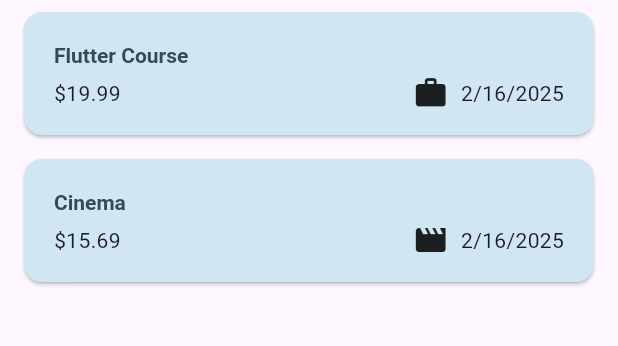
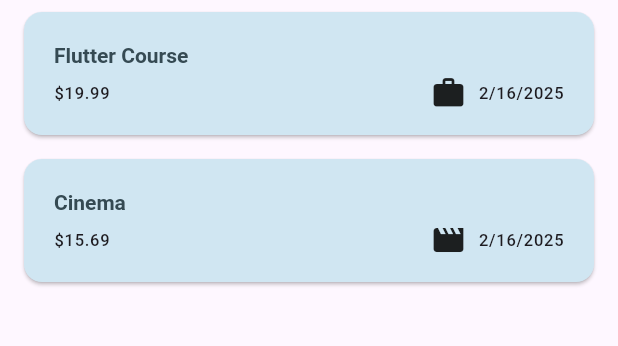
Before and after one commit to owenn2106/flutter-expense-tracker, a Flutter app: the screen it shows after launch, on a phone screen of 412 x 824 dp, the part 114-460 px from its top. Run offline on Flutter 3.47's test engine with Material 3 defaults, Android fonts, the phone set to English and light mode, and no system bars.

Commit message:
Implement dark mode

```diff
--- a/lib/main.dart
+++ b/lib/main.dart
@@ -6,7 +6,14 @@ void main() {
   runApp(const MyApp());
 }
 
-var kColorScheme = ColorScheme.fromSeed(seedColor: Colors.blueGrey);
+var kColorScheme = ColorScheme.fromSeed(
+  seedColor: Colors.blueGrey,
+);
+
+var kDarkColorScheme = ColorScheme.fromSeed(
+  brightness: Brightness.dark,
+  seedColor: const Color.fromARGB(255, 5, 99, 125),
+);
 
 class MyApp extends StatelessWidget {
   const MyApp({super.key});
@@ -15,6 +22,37 @@ class MyApp extends StatelessWidget {
   @override
   Widget build(BuildContext context) {
     return MaterialApp(
+      darkTheme: ThemeData.dark().copyWith(
+        colorScheme: kDarkColorScheme,
+        appBarTheme: const AppBarTheme().copyWith(
+          backgroundColor: kDarkColorScheme.onPrimaryContainer,
+          foregroundColor: kDarkColorScheme.primaryContainer,
+        ),
+        cardTheme: const CardTheme().copyWith(
+          color: kDarkColorScheme.secondaryContainer,
+          margin: const EdgeInsets.symmetric(
+            horizontal: 16,
+            vertical: 8,
+          ),
+        ),
+        elevatedButtonTheme: ElevatedButtonThemeData(
+          style: ElevatedButton.styleFrom(
+            backgroundColor: kDarkColorScheme.primaryContainer,
+            foregroundColor: kDarkColorScheme.onPrimaryContainer,
+          ),
+        ),
+        textTheme: ThemeData().textTheme.copyWith(
+              titleLarge: TextStyle(
+                fontWeight: FontWeight.bold,
+                color: kDarkColorScheme.onSecondaryContainer,
+                fontSize: 14,
+              ),
+              labelSmall: TextStyle(
+                color: kDarkColorScheme.onSecondaryContainer,
+                fontSize: 12,
+              ),
+            ),
+      ),
       theme: ThemeData().copyWith(
         colorScheme: kColorScheme,
         appBarTheme: const AppBarTheme().copyWith(
--- a/lib/widgets/expense_item.dart
+++ b/lib/widgets/expense_item.dart
@@ -27,6 +27,7 @@ class ExpenseItem extends StatelessWidget {
               children: [
                 Text(
                   "\$${data.amount.toStringAsFixed(2)}",
+                  style: Theme.of(context).textTheme.labelSmall,
                 ),
                 const Spacer(),
                 Row(
@@ -35,6 +36,7 @@ class ExpenseItem extends StatelessWidget {
                     const SizedBox(width: 8),
                     Text(
                       data.formattedDate,
+                      style: Theme.of(context).textTheme.labelSmall,
                     ),
                   ],
                 ),
```
